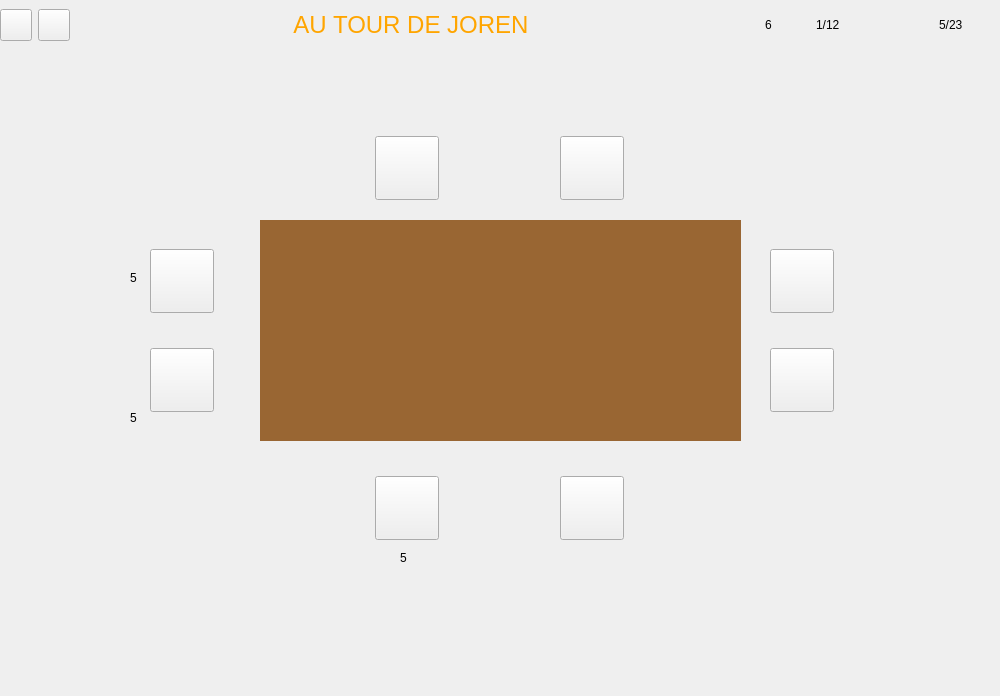
The window that test_craig/plateau.ui (gbequet/time_bomb) describes before a commit, drawn with Qt 5.
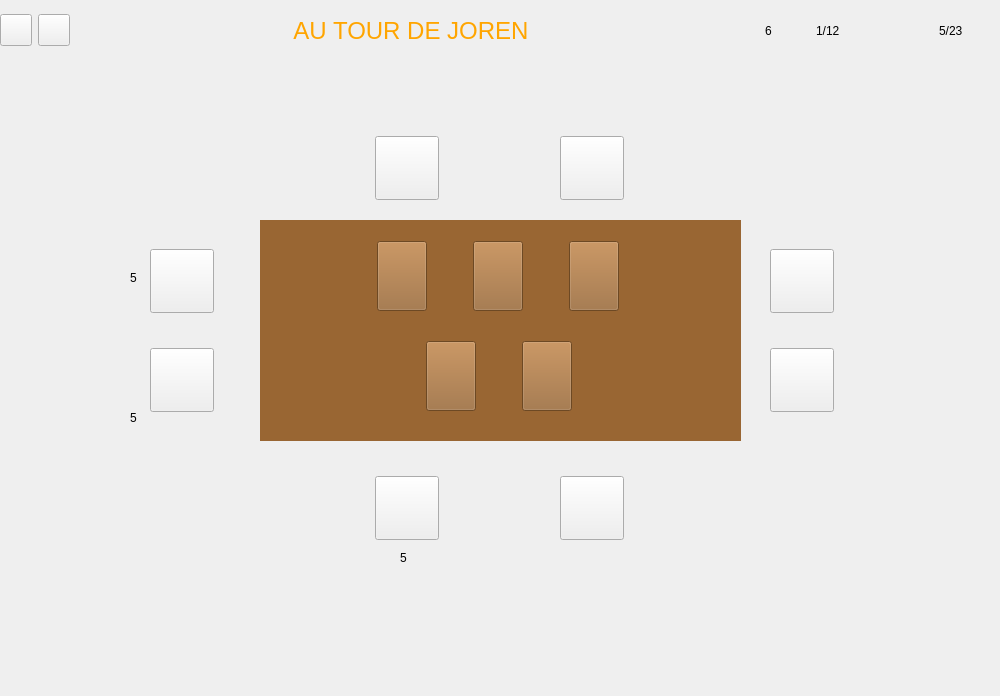
The same window after the commit. Icons and pictures are not drawn.

The edit to the form file:
```diff
--- a/test_craig/plateau.ui
+++ b/test_craig/plateau.ui
@@ -25,296 +25,13 @@
   <property name="windowTitle">
    <string>Plateau</string>
   </property>
-  <widget class="QFrame" name="frame">
-   <property name="geometry">
-    <rect>
-     <x>260</x>
-     <y>220</y>
-     <width>481</width>
-     <height>221</height>
-    </rect>
-   </property>
-   <property name="frameShape">
-    <enum>QFrame::StyledPanel</enum>
-   </property>
-   <property name="frameShadow">
-    <enum>QFrame::Raised</enum>
-   </property>
-   <widget class="QWidget" name="table_widget" native="true">
-    <property name="geometry">
-     <rect>
-      <x>0</x>
-      <y>0</y>
-      <width>481</width>
-      <height>221</height>
-     </rect>
-    </property>
-    <property name="styleSheet">
-     <string notr="true">background-color:rgb(153, 102, 51);</string>
-    </property>
-    <widget class="QWidget" name="verticalLayoutWidget_6">
-     <property name="geometry">
-      <rect>
-       <x>0</x>
-       <y>0</y>
-       <width>481</width>
-       <height>221</height>
-      </rect>
-     </property>
-     <layout class="QVBoxLayout" name="table_4">
-      <item>
-       <spacer name="table_top_spacer_4">
-        <property name="orientation">
-         <enum>Qt::Vertical</enum>
-        </property>
-        <property name="sizeHint" stdset="0">
-         <size>
-          <width>20</width>
-          <height>40</height>
-         </size>
-        </property>
-       </spacer>
-      </item>
-      <item>
-       <layout class="QHBoxLayout" name="ligne_haut_4">
-        <item>
-         <spacer name="ligne_haut_left_spacer_4">
-          <property name="orientation">
-           <enum>Qt::Horizontal</enum>
-          </property>
-          <property name="sizeHint" stdset="0">
-           <size>
-            <width>40</width>
-            <height>20</height>
-           </size>
-          </property>
-         </spacer>
-        </item>
-        <item>
-         <widget class="QWidget" name="card_16" native="true">
-          <property name="minimumSize">
-           <size>
-            <width>50</width>
-            <height>70</height>
-           </size>
-          </property>
-          <property name="maximumSize">
-           <size>
-            <width>50</width>
-            <height>70</height>
-           </size>
-          </property>
-          <property name="styleSheet">
-           <string notr="true">border-image: url(:/images/cards/card-hidden.png)</string>
-          </property>
-         </widget>
-        </item>
-        <item>
-         <spacer name="ligne_haut_center_left_spacer_4">
-          <property name="orientation">
-           <enum>Qt::Horizontal</enum>
-          </property>
-          <property name="sizeType">
-           <enum>QSizePolicy::Minimum</enum>
-          </property>
-          <property name="sizeHint" stdset="0">
-           <size>
-            <width>40</width>
-            <height>20</height>
-           </size>
-          </property>
-         </spacer>
-        </item>
-        <item>
-         <widget class="QWidget" name="card_17" native="true">
-          <property name="minimumSize">
-           <size>
-            <width>50</width>
-            <height>70</height>
-           </size>
-          </property>
-          <property name="maximumSize">
-           <size>
-            <width>50</width>
-            <height>70</height>
-           </size>
-          </property>
-          <property name="styleSheet">
-           <string notr="true">border-image: url(:/images/cards/card-hidden.png)</string>
-          </property>
-         </widget>
-        </item>
-        <item>
-         <spacer name="ligne_haut_center_right_spacer_4">
-          <property name="orientation">
-           <enum>Qt::Horizontal</enum>
-          </property>
-          <property name="sizeType">
-           <enum>QSizePolicy::Minimum</enum>
-          </property>
-          <property name="sizeHint" stdset="0">
-           <size>
-            <width>40</width>
-            <height>20</height>
-           </size>
-          </property>
-         </spacer>
-        </item>
-        <item>
-         <widget class="QWidget" name="card_18" native="true">
-          <property name="minimumSize">
-           <size>
-            <width>50</width>
-            <height>70</height>
-           </size>
-          </property>
-          <property name="maximumSize">
-           <size>
-            <width>50</width>
-            <height>70</height>
-           </size>
-          </property>
-          <property name="styleSheet">
-           <string notr="true">border-image: url(:/images/cards/card-hidden.png)</string>
-          </property>
-         </widget>
-        </item>
-        <item>
-         <spacer name="lige_haut_right_spacer_4">
-          <property name="orientation">
-           <enum>Qt::Horizontal</enum>
-          </property>
-          <property name="sizeHint" stdset="0">
-           <size>
-            <width>40</width>
-            <height>20</height>
-           </size>
-          </property>
-         </spacer>
-        </item>
-       </layout>
-      </item>
-      <item>
-       <spacer name="table_center_spacer_4">
-        <property name="orientation">
-         <enum>Qt::Vertical</enum>
-        </property>
-        <property name="sizeHint" stdset="0">
-         <size>
-          <width>20</width>
-          <height>40</height>
-         </size>
-        </property>
-       </spacer>
-      </item>
-      <item>
-       <layout class="QHBoxLayout" name="ligne_bas_4">
-        <item>
-         <spacer name="ligne_bas_left_spacer_4">
-          <property name="orientation">
-           <enum>Qt::Horizontal</enum>
-          </property>
-          <property name="sizeHint" stdset="0">
-           <size>
-            <width>40</width>
-            <height>20</height>
-           </size>
-          </property>
-         </spacer>
-        </item>
-        <item>
-         <widget class="QWidget" name="card_20" native="true">
-          <property name="minimumSize">
-           <size>
-            <width>50</width>
-            <height>70</height>
-           </size>
-          </property>
-          <property name="maximumSize">
-           <size>
-            <width>50</width>
-            <height>70</height>
-           </size>
-          </property>
-          <property name="styleSheet">
-           <string notr="true">border-image: url(:/images/cards/card-hidden.png)</string>
-          </property>
-         </widget>
-        </item>
-        <item>
-         <spacer name="ligne_bas_center_spacer_4">
-          <property name="orientation">
-           <enum>Qt::Horizontal</enum>
-          </property>
-          <property name="sizeType">
-           <enum>QSizePolicy::Minimum</enum>
-          </property>
-          <property name="sizeHint" stdset="0">
-           <size>
-            <width>40</width>
-            <height>20</height>
-           </size>
-          </property>
-         </spacer>
-        </item>
-        <item>
-         <widget class="QWidget" name="card_19" native="true">
-          <property name="minimumSize">
-           <size>
-            <width>50</width>
-            <height>70</height>
-           </size>
-          </property>
-          <property name="maximumSize">
-           <size>
-            <width>50</width>
-            <height>70</height>
-           </size>
-          </property>
-          <property name="styleSheet">
-           <string notr="true">border-image: url(:/images/cards/card-hidden.png)</string>
-          </property>
-         </widget>
-        </item>
-        <item>
-         <spacer name="ligne_bas_right_spacer_4">
-          <property name="orientation">
-           <enum>Qt::Horizontal</enum>
-          </property>
-          <property name="sizeHint" stdset="0">
-           <size>
-            <width>40</width>
-            <height>20</height>
-           </size>
-          </property>
-         </spacer>
-        </item>
-       </layout>
-      </item>
-      <item>
-       <spacer name="table_bot_spacer_4">
-        <property name="orientation">
-         <enum>Qt::Vertical</enum>
-        </property>
-        <property name="sizeHint" stdset="0">
-         <size>
-          <width>20</width>
-          <height>40</height>
-         </size>
-        </property>
-       </spacer>
-      </item>
-     </layout>
-    </widget>
-   </widget>
-  </widget>
   <widget class="QWidget" name="horizontalLayoutWidget_3">
    <property name="geometry">
     <rect>
      <x>0</x>
      <y>0</y>
      <width>1001</width>
-     <height>50</height>
+     <height>61</height>
     </rect>
    </property>
    <layout class="QHBoxLayout" name="Infos_line">
@@ -994,6 +711,232 @@
     <string>5</string>
    </property>
   </widget>
+  <widget class="QWidget" name="table" native="true">
+   <property name="geometry">
+    <rect>
+     <x>260</x>
+     <y>220</y>
+     <width>481</width>
+     <height>221</height>
+    </rect>
+   </property>
+   <property name="styleSheet">
+    <string notr="true">background-color: rgb(153, 102, 51);</string>
+   </property>
+   <widget class="QWidget" name="layoutWidget_2">
+    <property name="geometry">
+     <rect>
+      <x>100</x>
+      <y>120</y>
+      <width>278</width>
+      <height>72</height>
+     </rect>
+    </property>
+    <layout class="QHBoxLayout" name="cards_line_bot">
+     <item>
+      <spacer name="ligne_bas_left_spacer_4">
+       <property name="orientation">
+        <enum>Qt::Horizontal</enum>
+       </property>
+       <property name="sizeHint" stdset="0">
+        <size>
+         <width>40</width>
+         <height>20</height>
+        </size>
+       </property>
+      </spacer>
+     </item>
+     <item>
+      <widget class="QPushButton" name="card_19">
+       <property name="minimumSize">
+        <size>
+         <width>50</width>
+         <height>70</height>
+        </size>
+       </property>
+       <property name="styleSheet">
+        <string notr="true">border-image: url(:/images/cards/card-hidden.png)</string>
+       </property>
+       <property name="text">
+        <string/>
+       </property>
+      </widget>
+     </item>
+     <item>
+      <spacer name="ligne_bas_center_spacer_4">
+       <property name="orientation">
+        <enum>Qt::Horizontal</enum>
+       </property>
+       <property name="sizeType">
+        <enum>QSizePolicy::Minimum</enum>
+       </property>
+       <property name="sizeHint" stdset="0">
+        <size>
+         <width>40</width>
+         <height>20</height>
+        </size>
+       </property>
+      </spacer>
+     </item>
+     <item>
+      <widget class="QPushButton" name="card_20">
+       <property name="minimumSize">
+        <size>
+         <width>50</width>
+         <height>70</height>
+        </size>
+       </property>
+       <property name="styleSheet">
+        <string notr="true">border-image: url(:/images/cards/card-hidden.png)</string>
+       </property>
+       <property name="text">
+        <string/>
+       </property>
+      </widget>
+     </item>
+     <item>
+      <spacer name="ligne_bas_right_spacer_4">
+       <property name="orientation">
+        <enum>Qt::Horizontal</enum>
+       </property>
+       <property name="sizeHint" stdset="0">
+        <size>
+         <width>40</width>
+         <height>20</height>
+        </size>
+       </property>
+      </spacer>
+     </item>
+    </layout>
+   </widget>
+   <widget class="QWidget" name="layoutWidget">
+    <property name="geometry">
+     <rect>
+      <x>40</x>
+      <y>20</y>
+      <width>396</width>
+      <height>72</height>
+     </rect>
+    </property>
+    <layout class="QHBoxLayout" name="cards_line_top">
+     <item>
+      <spacer name="ligne_haut_left_spacer_4">
+       <property name="orientation">
+        <enum>Qt::Horizontal</enum>
+       </property>
+       <property name="sizeHint" stdset="0">
+        <size>
+         <width>40</width>
+         <height>20</height>
+        </size>
+       </property>
+      </spacer>
+     </item>
+     <item>
+      <widget class="QPushButton" name="card_16">
+       <property name="minimumSize">
+        <size>
+         <width>50</width>
+         <height>70</height>
+        </size>
+       </property>
+       <property name="styleSheet">
+        <string notr="true">border-image: url(:/images/cards/card-hidden.png)</string>
+       </property>
+       <property name="text">
+        <string/>
+       </property>
+      </widget>
+     </item>
+     <item>
+      <spacer name="ligne_haut_center_left_spacer_4">
+       <property name="orientation">
+        <enum>Qt::Horizontal</enum>
+       </property>
+       <property name="sizeType">
+        <enum>QSizePolicy::Minimum</enum>
+       </property>
+       <property name="sizeHint" stdset="0">
+        <size>
+         <width>40</width>
+         <height>20</height>
+        </size>
+       </property>
+      </spacer>
+     </item>
+     <item>
+      <widget class="QPushButton" name="card_17">
+       <property name="minimumSize">
+        <size>
+         <width>50</width>
+         <height>70</height>
+        </size>
+       </property>
+       <property name="styleSheet">
+        <string notr="true">border-image: url(:/images/cards/card-hidden.png)</string>
+       </property>
+       <property name="text">
+        <string/>
+       </property>
+      </widget>
+     </item>
+     <item>
+      <spacer name="ligne_haut_center_right_spacer_4">
+       <property name="orientation">
+        <enum>Qt::Horizontal</enum>
+       </property>
+       <property name="sizeType">
+        <enum>QSizePolicy::Minimum</enum>
+       </property>
+       <property name="sizeHint" stdset="0">
+        <size>
+         <width>40</width>
+         <height>20</height>
+        </size>
+       </property>
+      </spacer>
+     </item>
+     <item>
+      <widget class="QPushButton" name="card_18">
+       <property name="minimumSize">
+        <size>
+         <width>50</width>
+         <height>70</height>
+        </size>
+       </property>
+       <property name="styleSheet">
+        <string notr="true">border-image: url(:/images/cards/card-hidden.png)</string>
+       </property>
+       <property name="text">
+        <string/>
+       </property>
+      </widget>
+     </item>
+     <item>
+      <spacer name="lige_haut_right_spacer_4">
+       <property name="orientation">
+        <enum>Qt::Horizontal</enum>
+       </property>
+       <property name="sizeHint" stdset="0">
+        <size>
+         <width>40</width>
+         <height>20</height>
+        </size>
+       </property>
+      </spacer>
+     </item>
+    </layout>
+   </widget>
+  </widget>
+  <zorder>table</zorder>
+  <zorder>horizontalLayoutWidget_3</zorder>
+  <zorder>horizontalLayoutWidget_2</zorder>
+  <zorder>horizontalLayoutWidget_4</zorder>
+  <zorder>verticalLayoutWidget</zorder>
+  <zorder>verticalLayoutWidget_2</zorder>
+  <zorder>label_8</zorder>
+  <zorder>label_9</zorder>
+  <zorder>label_10</zorder>
  </widget>
  <resources/>
  <connections/>
```
